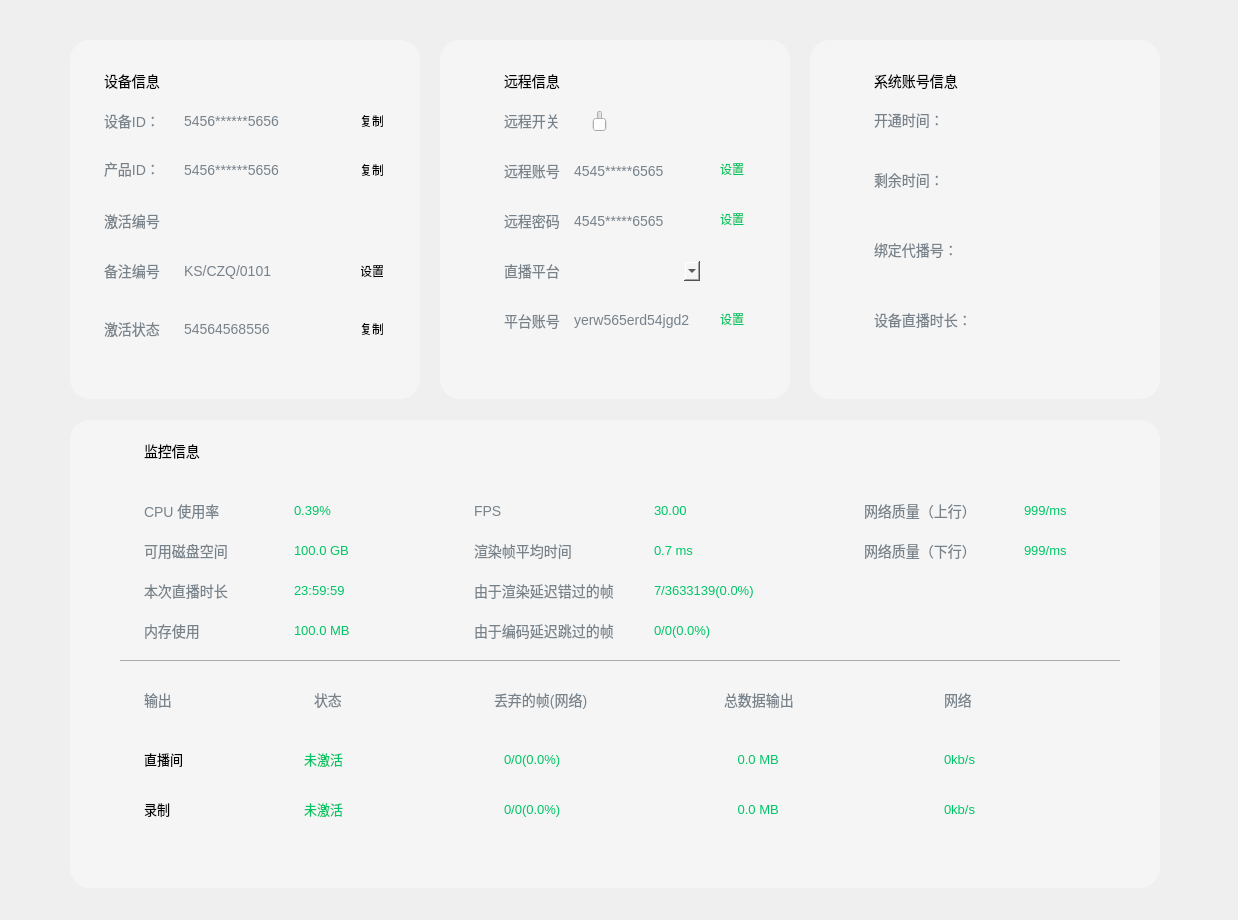
Before: the Qt Designer form UI/gbs/bizWidgets/GBSBizDeviceInfo.ui in huangjingpei/myobs, drawn with Qt 5.
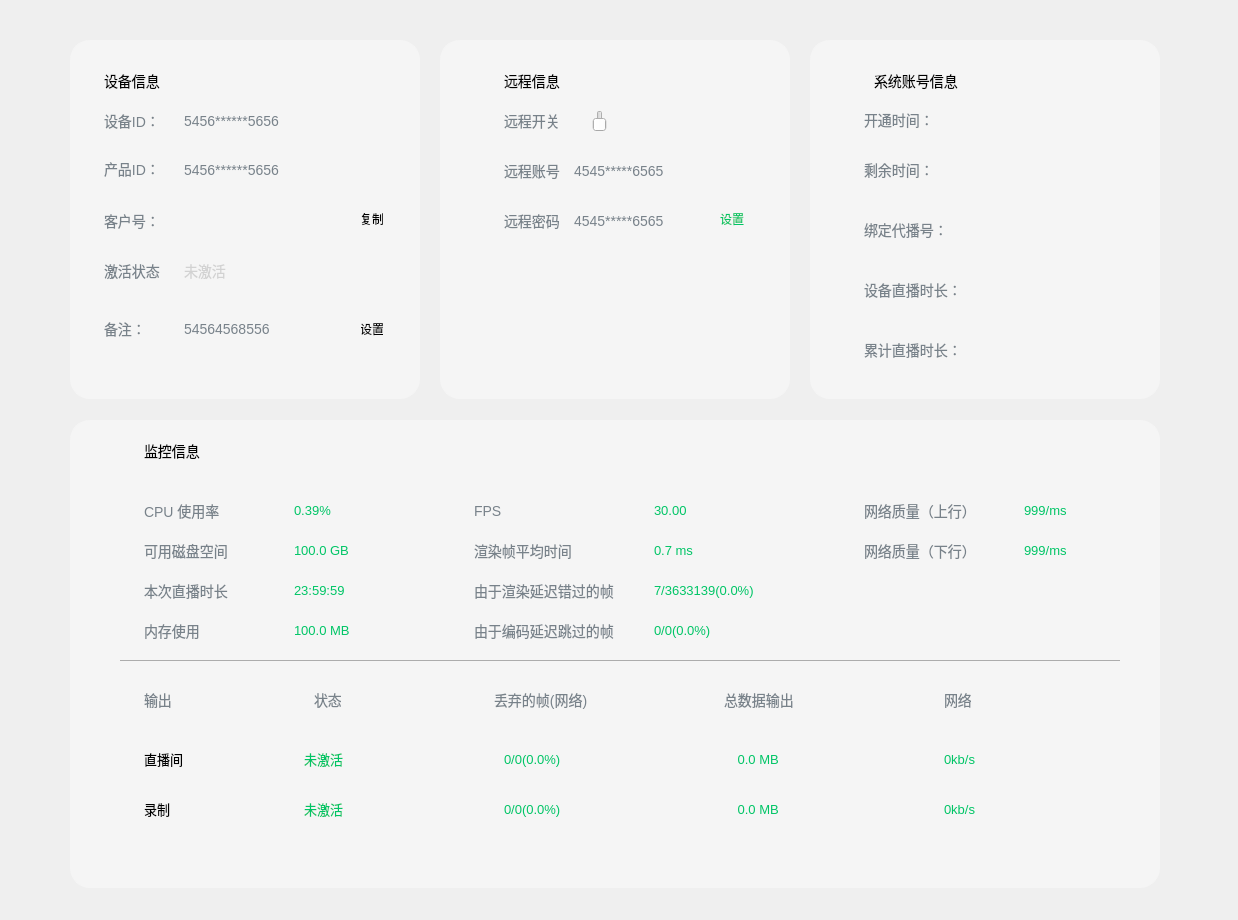
After: the same form once the commit is applied. Icons and pictures are not drawn. Custom widgets are drawn as their Qt base class.

```diff
--- a/UI/gbs/bizWidgets/GBSBizDeviceInfo.ui
+++ b/UI/gbs/bizWidgets/GBSBizDeviceInfo.ui
@@ -105,11 +105,14 @@
      </rect>
     </property>
     <property name="styleSheet">
-     <string notr="true">color: #78828A;
-font-size: 14px;</string>
+     <string notr="true">
+border-radius: 20px 20px 20px 20px;
+border: 1px solid #F5F5F5;
+font-size:14px;
+color: #D2D2D2;</string>
     </property>
     <property name="text">
-     <string>KS/CZQ/0101</string>
+     <string>未激活</string>
     </property>
    </widget>
    <widget class="QLabel" name="lblDevInfo05">
@@ -129,52 +132,6 @@
      <string/>
     </property>
    </widget>
-   <widget class="QPushButton" name="btnDevInfo01">
-    <property name="geometry">
-     <rect>
-      <x>290</x>
-      <y>72</y>
-      <width>24</width>
-      <height>17</height>
-     </rect>
-    </property>
-    <property name="styleSheet">
-     <string notr="true">border: none;
-color: #00C566;
-pressed {
-   padding-left: 3px;
-   padding-top: 3px;
-   background-repeat: no-repeat;
-   background-position: center;
-}</string>
-    </property>
-    <property name="text">
-     <string>复制</string>
-    </property>
-   </widget>
-   <widget class="QPushButton" name="btnDevInfo02">
-    <property name="geometry">
-     <rect>
-      <x>290</x>
-      <y>121</y>
-      <width>24</width>
-      <height>17</height>
-     </rect>
-    </property>
-    <property name="styleSheet">
-     <string notr="true">border: none;
-color: #00C566;
-pressed {
-   padding-left: 3px;
-   padding-top: 3px;
-   background-repeat: no-repeat;
-   background-position: center;
-}</string>
-    </property>
-    <property name="text">
-     <string>复制</string>
-    </property>
-   </widget>
    <widget class="QPushButton" name="btnDevInfo03">
     <property name="geometry">
      <rect>
@@ -195,29 +152,6 @@
 }</string>
     </property>
     <property name="text">
-     <string>复制</string>
-    </property>
-   </widget>
-   <widget class="QPushButton" name="btnDevInfo04">
-    <property name="geometry">
-     <rect>
-      <x>290</x>
-      <y>222</y>
-      <width>24</width>
-      <height>17</height>
-     </rect>
-    </property>
-    <property name="styleSheet">
-     <string notr="true">border: none;
-color: #00C566;
-pressed {
-   padding-left: 3px;
-   padding-top: 3px;
-   background-repeat: no-repeat;
-   background-position: center;
-}</string>
-    </property>
-    <property name="text">
      <string>设置</string>
     </property>
    </widget>
@@ -269,7 +203,7 @@
 font-size: 14px;</string>
     </property>
     <property name="text">
-     <string>激活状态：</string>
+     <string>备注：</string>
     </property>
    </widget>
    <widget class="QLabel" name="label_56">
@@ -286,7 +220,7 @@
 font-size: 14px;</string>
     </property>
     <property name="text">
-     <string>备注编号：</string>
+     <string>激活状态：</string>
     </property>
    </widget>
    <widget class="QLabel" name="label_57">
@@ -303,7 +237,64 @@
 font-size: 14px;</string>
     </property>
     <property name="text">
-     <string>激活编号：</string>
+     <string>客户号：</string>
+    </property>
+   </widget>
+   <widget class="QPushButton" name="btnCopyCustonNO">
+    <property name="geometry">
+     <rect>
+      <x>290</x>
+      <y>170</y>
+      <width>24</width>
+      <height>17</height>
+     </rect>
+    </property>
+    <property name="styleSheet">
+     <string notr="true">border: none;
+color: #00C566;
+pressed {
+   padding-left: 3px;
+   padding-top: 3px;
+   background-repeat: no-repeat;
+   background-position: center;
+}</string>
+    </property>
+    <property name="text">
+     <string>复制</string>
+    </property>
+   </widget>
+   <widget class="QPushButton" name="pushButton">
+    <property name="geometry">
+     <rect>
+      <x>270</x>
+      <y>170</y>
+      <width>17</width>
+      <height>17</height>
+     </rect>
+    </property>
+    <property name="text">
+     <string/>
+    </property>
+    <property name="icon">
+     <iconset>
+      <normaloff>:/gbs/images/gbs/biz/gbs-deviceinfo-copy.png</normaloff>:/gbs/images/gbs/biz/gbs-deviceinfo-copy.png</iconset>
+    </property>
+   </widget>
+   <widget class="QPushButton" name="pushButton_2">
+    <property name="geometry">
+     <rect>
+      <x>270</x>
+      <y>280</y>
+      <width>17</width>
+      <height>17</height>
+     </rect>
+    </property>
+    <property name="text">
+     <string/>
+    </property>
+    <property name="icon">
+     <iconset>
+      <normaloff>:/gbs/images/gbs/biz/gbs-deviceinfo-setting.png</normaloff>:/gbs/images/gbs/biz/gbs-deviceinfo-setting.png</iconset>
     </property>
    </widget>
   </widget>
@@ -402,40 +393,6 @@
      <string>4545*****6565</string>
     </property>
    </widget>
-   <widget class="QLabel" name="lblMngred03">
-    <property name="geometry">
-     <rect>
-      <x>130</x>
-      <y>269</y>
-      <width>141</width>
-      <height>22</height>
-     </rect>
-    </property>
-    <property name="styleSheet">
-     <string notr="true">color: #78828A;
-font-size: 14px;</string>
-    </property>
-    <property name="text">
-     <string>yerw565erd54jgd2</string>
-    </property>
-   </widget>
-   <widget class="QPushButton" name="btnLiveAccountId">
-    <property name="geometry">
-     <rect>
-      <x>280</x>
-      <y>270</y>
-      <width>24</width>
-      <height>17</height>
-     </rect>
-    </property>
-    <property name="styleSheet">
-     <string notr="true">border: none;
-color: #00C566;</string>
-    </property>
-    <property name="text">
-     <string>设置</string>
-    </property>
-   </widget>
    <widget class="QPushButton" name="btnRemotePassword">
     <property name="geometry">
      <rect>
@@ -453,33 +410,6 @@
      <string>设置</string>
     </property>
    </widget>
-   <widget class="QLabel" name="label_51">
-    <property name="geometry">
-     <rect>
-      <x>60</x>
-      <y>220</y>
-      <width>66</width>
-      <height>22</height>
-     </rect>
-    </property>
-    <property name="styleSheet">
-     <string notr="true">color: #78828A;
-font-size: 14px;</string>
-    </property>
-    <property name="text">
-     <string>直播平台：</string>
-    </property>
-   </widget>
-   <widget class="QComboBox" name="comboBox">
-    <property name="geometry">
-     <rect>
-      <x>130</x>
-      <y>220</y>
-      <width>131</width>
-      <height>22</height>
-     </rect>
-    </property>
-   </widget>
    <widget class="QLabel" name="label_48">
     <property name="geometry">
      <rect>
@@ -514,38 +444,21 @@
      <string>远程密码：</string>
     </property>
    </widget>
-   <widget class="QLabel" name="label_50">
+   <widget class="QPushButton" name="pushButton_3">
     <property name="geometry">
      <rect>
-      <x>60</x>
-      <y>270</y>
-      <width>66</width>
-      <height>22</height>
-     </rect>
-    </property>
-    <property name="styleSheet">
-     <string notr="true">color: #78828A;
-font-size: 14px;</string>
-    </property>
-    <property name="text">
-     <string>平台账号：</string>
-    </property>
-   </widget>
-   <widget class="QPushButton" name="btnRmoteAccount">
-    <property name="geometry">
-     <rect>
-      <x>280</x>
-      <y>120</y>
-      <width>24</width>
+      <x>260</x>
+      <y>170</y>
+      <width>17</width>
       <height>17</height>
      </rect>
     </property>
-    <property name="styleSheet">
-     <string notr="true">border: none;
-color: #00C566;</string>
-    </property>
     <property name="text">
-     <string>设置</string>
+     <string/>
+    </property>
+    <property name="icon">
+     <iconset>
+      <normaloff>:/gbs/images/gbs/biz/gbs-deviceinfo-setting.png</normaloff>:/gbs/images/gbs/biz/gbs-deviceinfo-setting.png</iconset>
     </property>
    </widget>
   </widget>
@@ -583,9 +496,9 @@
    <widget class="QLabel" name="lbsSysInfo01">
     <property name="geometry">
      <rect>
-      <x>60</x>
+      <x>50</x>
       <y>70</y>
-      <width>240</width>
+      <width>101</width>
       <height>20</height>
      </rect>
     </property>
@@ -600,9 +513,9 @@
    <widget class="QLabel" name="lbsSysInfo02">
     <property name="geometry">
      <rect>
-      <x>60</x>
-      <y>130</y>
-      <width>240</width>
+      <x>50</x>
+      <y>120</y>
+      <width>101</width>
       <height>20</height>
      </rect>
     </property>
@@ -617,9 +530,9 @@
    <widget class="QLabel" name="lbsSysInfo03">
     <property name="geometry">
      <rect>
-      <x>60</x>
-      <y>200</y>
-      <width>240</width>
+      <x>50</x>
+      <y>180</y>
+      <width>101</width>
       <height>20</height>
      </rect>
     </property>
@@ -634,9 +547,9 @@
    <widget class="QLabel" name="lbsSysInfo04">
     <property name="geometry">
      <rect>
-      <x>60</x>
-      <y>270</y>
-      <width>240</width>
+      <x>50</x>
+      <y>240</y>
+      <width>101</width>
       <height>20</height>
      </rect>
     </property>
@@ -648,6 +561,108 @@
      <string>设备直播时长：</string>
     </property>
    </widget>
+   <widget class="QLabel" name="lbsSysInfo04_2">
+    <property name="geometry">
+     <rect>
+      <x>50</x>
+      <y>300</y>
+      <width>101</width>
+      <height>20</height>
+     </rect>
+    </property>
+    <property name="styleSheet">
+     <string notr="true">color: #78828A;
+font-size: 14px;</string>
+    </property>
+    <property name="text">
+     <string>累计直播时长：</string>
+    </property>
+   </widget>
+   <widget class="QLabel" name="lbsSysInfo01_2">
+    <property name="geometry">
+     <rect>
+      <x>170</x>
+      <y>70</y>
+      <width>151</width>
+      <height>20</height>
+     </rect>
+    </property>
+    <property name="styleSheet">
+     <string notr="true">color: #78828A;
+font-size: 14px;</string>
+    </property>
+    <property name="text">
+     <string/>
+    </property>
+   </widget>
+   <widget class="QLabel" name="lbsSysInfo01_3">
+    <property name="geometry">
+     <rect>
+      <x>170</x>
+      <y>120</y>
+      <width>151</width>
+      <height>20</height>
+     </rect>
+    </property>
+    <property name="styleSheet">
+     <string notr="true">color: #78828A;
+font-size: 14px;</string>
+    </property>
+    <property name="text">
+     <string/>
+    </property>
+   </widget>
+   <widget class="QLabel" name="lbsSysInfo01_4">
+    <property name="geometry">
+     <rect>
+      <x>170</x>
+      <y>180</y>
+      <width>151</width>
+      <height>20</height>
+     </rect>
+    </property>
+    <property name="styleSheet">
+     <string notr="true">color: #78828A;
+font-size: 14px;</string>
+    </property>
+    <property name="text">
+     <string/>
+    </property>
+   </widget>
+   <widget class="QLabel" name="lbsSysInfo01_5">
+    <property name="geometry">
+     <rect>
+      <x>170</x>
+      <y>240</y>
+      <width>151</width>
+      <height>20</height>
+     </rect>
+    </property>
+    <property name="styleSheet">
+     <string notr="true">color: #78828A;
+font-size: 14px;</string>
+    </property>
+    <property name="text">
+     <string/>
+    </property>
+   </widget>
+   <widget class="QLabel" name="lbsSysInfo01_6">
+    <property name="geometry">
+     <rect>
+      <x>170</x>
+      <y>300</y>
+      <width>151</width>
+      <height>20</height>
+     </rect>
+    </property>
+    <property name="styleSheet">
+     <string notr="true">color: #78828A;
+font-size: 14px;</string>
+    </property>
+    <property name="text">
+     <string/>
+    </property>
+   </widget>
   </widget>
   <widget class="QWidget" name="wdgStreamInfo" native="true">
    <property name="geometry">
```
